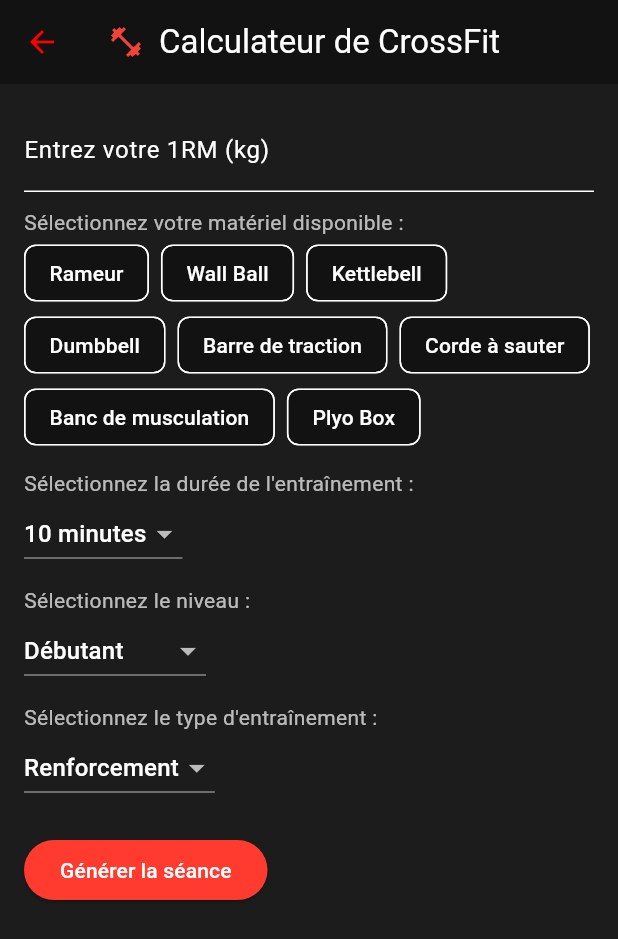
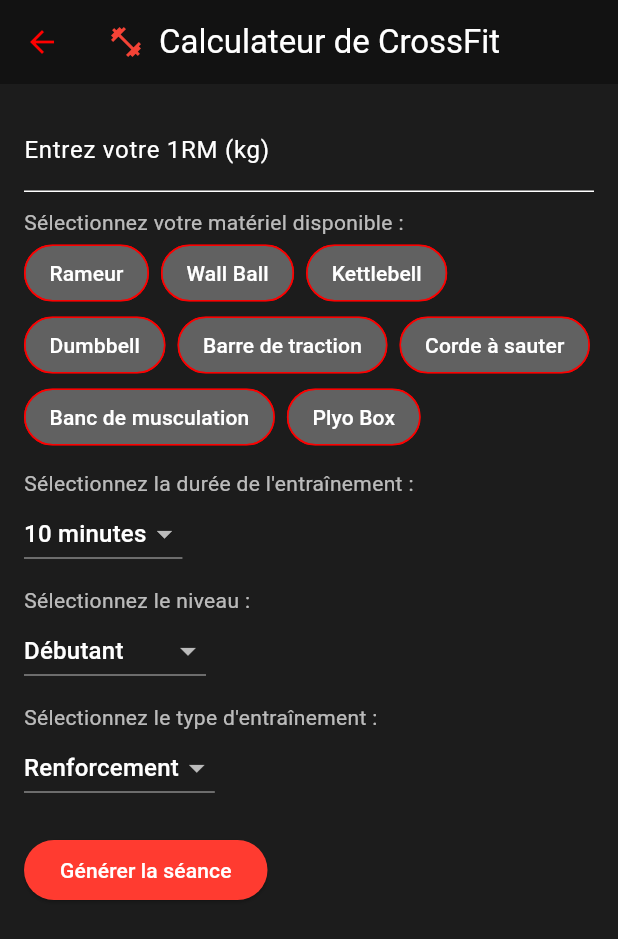
Before and after one commit to Marco8313/course_app, a Flutter app: the CrossFitCalculatorPage screen opened directly, on a phone screen of 412 x 824 dp. Shown: the top 939 px of the screen. Run offline on Flutter 3.47's test engine with Material 3 defaults, Android fonts, the phone set to English and light mode, and no system bars.

Commit message:
Add files via upload

```diff
--- a/lib/crossfit_calculator_page.dart
+++ b/lib/crossfit_calculator_page.dart
@@ -119,28 +119,6 @@ class _CrossFitCalculatorPageState extends State<CrossFitCalculatorPage> {
         '4 x 25 Double-unders'
       ],
     },
-    'Hybride': {
-      'Débutant': [
-        '4 x 8 Rameur 250m, 1 min de repos',
-        '4 x 8 Kettlebell Swings @ 40% 1RM',
-        '4 x 15 Air Squats'
-      ],
-      'Intermédiaire': [
-        '4 x 10 Front Squats @ 55% 1RM',
-        '4 x 12 Wall Ball Shots',
-        '4 x 10 Push-Ups'
-      ],
-      'Avancé': [
-        '5 x 6 Thrusters @ 65% 1RM',
-        '4 x 10 Kettlebell Clean and Press @ 50% 1RM',
-        '4 x 20 Corde à sauter'
-      ],
-      'Expert': [
-        '5 x 8 Deadlifts @ 75% 1RM',
-        '6 x 3 Muscle-Ups',
-        '4 x 12 Box Jumps'
-      ],
-    },
   };
 
   void _calculatePercentages() {
@@ -220,19 +198,19 @@ class _CrossFitCalculatorPageState extends State<CrossFitCalculatorPage> {
   Widget build(BuildContext context) {
     // CrossFit theme definition
     ThemeData crossfitTheme = ThemeData(
-      primaryColor: Color(0xFF1C1C1C), // Dark background color
-      colorScheme: ColorScheme.dark().copyWith(
+      primaryColor: const Color(0xFF1C1C1C), // Dark background color
+      colorScheme: const ColorScheme.dark().copyWith(
         secondary: Color(0xFFFF3B30), // Rouge vif pour les accents
         primary: Color(0xFF1C1C1C), // Noir pour la couleur primaire
       ),
-      scaffoldBackgroundColor: Color(0xFF1C1C1C),
-      textTheme: TextTheme(
+      scaffoldBackgroundColor: const Color(0xFF1C1C1C),
+      textTheme: const TextTheme(
         bodyLarge: TextStyle(color: Colors.white),
         bodyMedium: TextStyle(color: Colors.white70),
       ),
       elevatedButtonTheme: ElevatedButtonThemeData(
         style: ElevatedButton.styleFrom(
-          backgroundColor: Color(0xFFFF3B30), // Red for buttons
+          backgroundColor: const Color(0xFFFF3B30), // Red for buttons
           foregroundColor: Colors.white, // White text on buttons
         ),
       ),
@@ -249,13 +227,12 @@ class _CrossFitCalculatorPageState extends State<CrossFitCalculatorPage> {
                 Navigator.of(context).pop();
               },
             ),
-            title: Row(
+            title: const Row(
               children: [
-                const Icon(Icons.fitness_center,
+                Icon(Icons.fitness_center,
                     color: Colors.red), // Icon next to the title
-                const SizedBox(
-                    width: 10), // Spacing between the icon and the text
-                const Text('Calculateur de CrossFit'),
+                SizedBox(width: 10), // Spacing between the icon and the text
+                Text('Calculateur de CrossFit'),
               ],
             ),
           ), // Close the AppBar here
@@ -311,7 +288,7 @@ class _CrossFitCalculatorPageState extends State<CrossFitCalculatorPage> {
                               return Container(
                                 padding: const EdgeInsets.all(5.0),
                                 decoration: BoxDecoration(
-                                  border: Border.all(color: Colors.grey),
+                                  border: Border.all(color: Colors.red),
                                   borderRadius: BorderRadius.circular(5.0),
                                 ),
                                 child: Text(
@@ -344,6 +321,21 @@ class _CrossFitCalculatorPageState extends State<CrossFitCalculatorPage> {
                             }
                           });
                         },
+                        selectedColor: Colors
+                            .red, // Customize the color of the selected chip
+                        backgroundColor:
+                            Colors.grey[700], // Color when not selected
+                        labelStyle:
+                            TextStyle(color: Colors.white), // Text color
+                        shape: StadiumBorder(
+                          side: BorderSide(
+                            color: _selectedEquipment.contains(equipment)
+                                ? const Color.fromARGB(255, 54, 244,
+                                    127) // Border color when selected
+                                : const Color.fromARGB(255, 250, 2,
+                                    2), // Border color when not selected
+                          ),
+                        ),
                       );
                     }).toList(),
                   ),
@@ -402,8 +394,7 @@ class _CrossFitCalculatorPageState extends State<CrossFitCalculatorPage> {
                       'Renforcement',
                       'Hypertrophie',
                       'Force',
-                      'Puissance',
-                      'Hybride'
+                      'Puissance'
                     ].map<DropdownMenuItem<String>>((String value) {
                       return DropdownMenuItem<String>(
                         value: value,
--- a/lib/main.dart
+++ b/lib/main.dart
@@ -33,8 +33,9 @@ class HomePage extends StatelessWidget {
           color: Colors.white,
         ),
         title: const Text(
-          'Bienvenue dans l\'application de l\'athlète du quotidien',
+          'L\'application de l\'athlète\n' 'du quotidien',
           style: TextStyle(color: Color.fromARGB(172, 255, 255, 255)),
+          textAlign: TextAlign.center,
         ),
         backgroundColor: const Color.fromARGB(255, 47, 48, 45),
       ),
```
Also changed, not shown: lib/running_calculator_page.dart (+50 -16 lines), assets/images/icon_hyrox.png (added), assets/images/image_accueil.png (added), assets/images/image_accueil1.png (added), assets/images/running_background.png (added).
